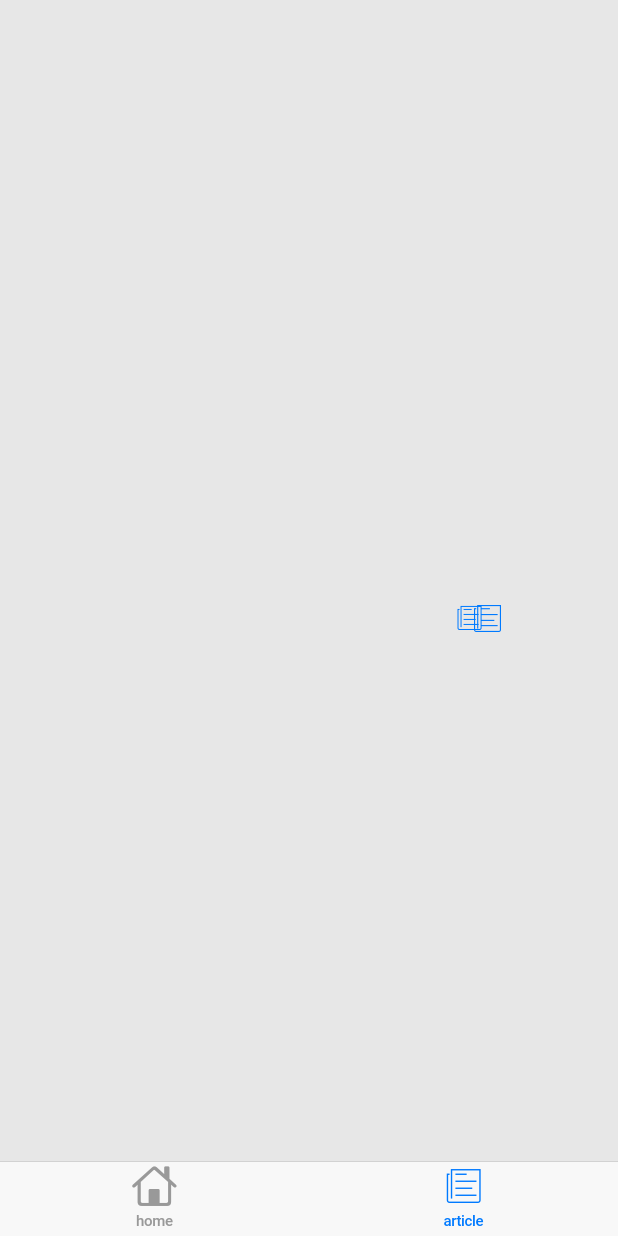
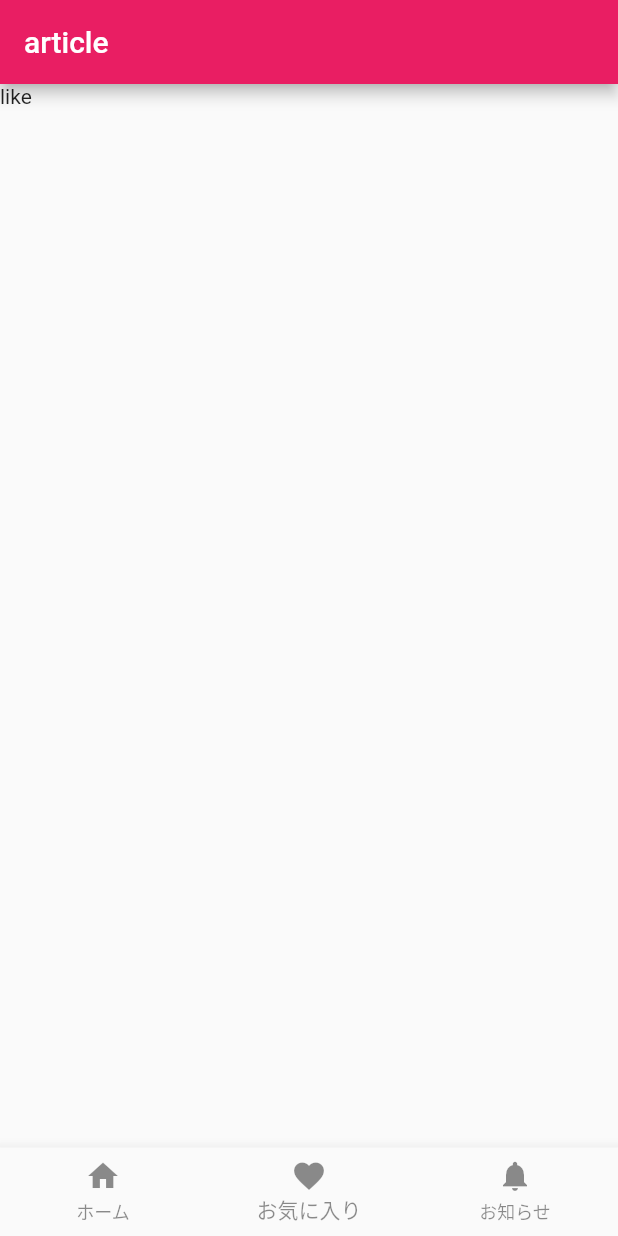
Before and after one commit to mnt3710/mobile-article-swipe, a Flutter app: the screen it shows after launch, item 2 of the bottom bar chosen, on a phone screen of 412 x 824 dp. Run offline on Flutter 3.47's test engine with Material 2 defaults, Android fonts, the phone set to English and light mode, and no system bars; drawn by our look-alikes of swipe_cards.

Commit message:
materialデザインに変更 + bottomNavigationBar追加

```diff
--- a/lib/home.dart
+++ b/lib/home.dart
@@ -1,5 +1,4 @@
-import 'package:flutter/cupertino.dart';
-import 'package:swipe_cards/swipe_cards.dart';
+import 'package:flutter/material.dart';
 import './tab/home_page.dart';
 
 class MyHomePage extends StatefulWidget {
@@ -10,57 +9,35 @@ class MyHomePage extends StatefulWidget {
 }
 
 class _MyHomePage extends State<MyHomePage> {
-  List<SwipeItem> _swipeItems = <SwipeItem>[];
-  MatchEngine? _matchEngine;
+  int _currentIndex = 0;
 
-  List<String> _names = [
-    "Red",
-    "Blue",
-    "Green",
-    "Yellow",
-    "Orange",
-    "Grey",
-    "Purple",
-    "Pink"
-  ];
-
-  @override
-  void initState() {
-    for (int i = 0; i < _names.length; i++) {
-      _swipeItems.add(SwipeItem(content: Text(_names[i])));
-    }
-    _matchEngine = MatchEngine(swipeItems: _swipeItems);
-  }
+  void _onItemTapped(int index) => setState(() {
+        _currentIndex = index;
+      });
 
   @override
   Widget build(BuildContext context) {
-    return CupertinoTabScaffold(
-      tabBar: CupertinoTabBar(items: const <BottomNavigationBarItem>[
-        BottomNavigationBarItem(
-            icon: Icon(CupertinoIcons.house), label: "home"),
-        BottomNavigationBarItem(
-            icon: Icon(CupertinoIcons.news), label: "article"),
-      ]),
-      tabBuilder: (BuildContext context, int index) {
-        return CupertinoTabView(
-          builder: (BuildContext context) {
-            return Center(
-                child: SwipeCards(
-              matchEngine: _matchEngine!,
-              onStackFinished: () => Text('ok'),
-              itemBuilder: (BuildContext context, int index) {
-                return Container(
-                  margin: EdgeInsets.all(300),
-                  width: 100,
-                  height: 100,
-                  color: Color(0xFFEFEFF4),
-                  child: Icon(CupertinoIcons.news),
-                );
-              },
-            ));
-          },
-        );
-      },
+    return Scaffold(
+      appBar: AppBar(
+        title: Text('article'),
+      ),
+      body: _currentIndex == 0
+          ? HomePage()
+          : _currentIndex == 1
+              ? Text("like")
+              : Text("notice"),
+      bottomNavigationBar: BottomNavigationBar(
+        unselectedItemColor: Colors.black45,
+        selectedItemColor: Colors.black45,
+        items: const <BottomNavigationBarItem>[
+          BottomNavigationBarItem(icon: Icon(Icons.home), label: 'ホーム'),
+          BottomNavigationBarItem(icon: Icon(Icons.favorite), label: 'お気に入り'),
+          BottomNavigationBarItem(
+              icon: Icon(Icons.notifications), label: 'お知らせ'),
+        ],
+        currentIndex: _currentIndex,
+        onTap: _onItemTapped,
+      ),
     );
   }
 }
--- a/lib/main.dart
+++ b/lib/main.dart
@@ -1,4 +1,3 @@
-import 'package:flutter/cupertino.dart';
 import 'package:flutter/material.dart';
 import 'home.dart';
 
@@ -11,9 +10,9 @@ class MyApp extends StatelessWidget {
 
   @override
   Widget build(BuildContext context) {
-    return CupertinoApp(
+    return MaterialApp(
       title: 'Flutter Demo',
-      theme: CupertinoThemeData(brightness: Brightness.light),
+      theme: ThemeData(primarySwatch: Colors.pink),
       home: MyHomePage(),
     );
   }
```
Also changed, not shown: lib/tab/home_page.dart (+48 -2 lines).
